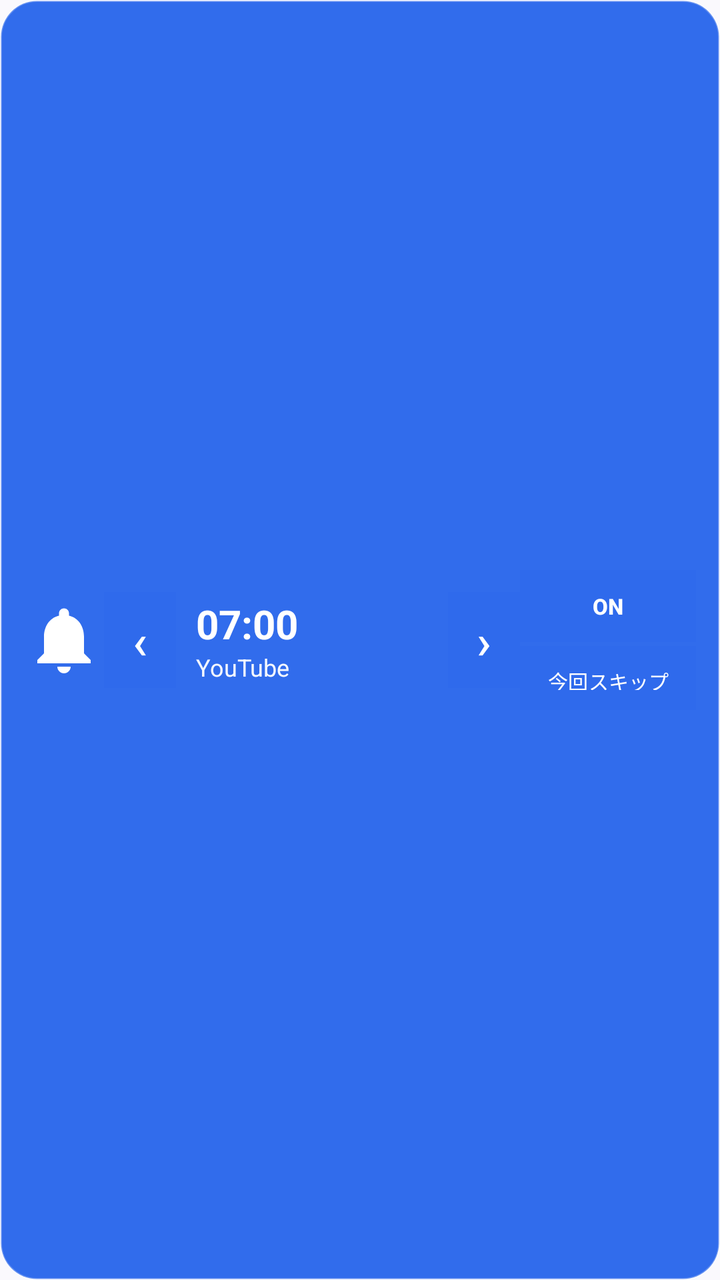
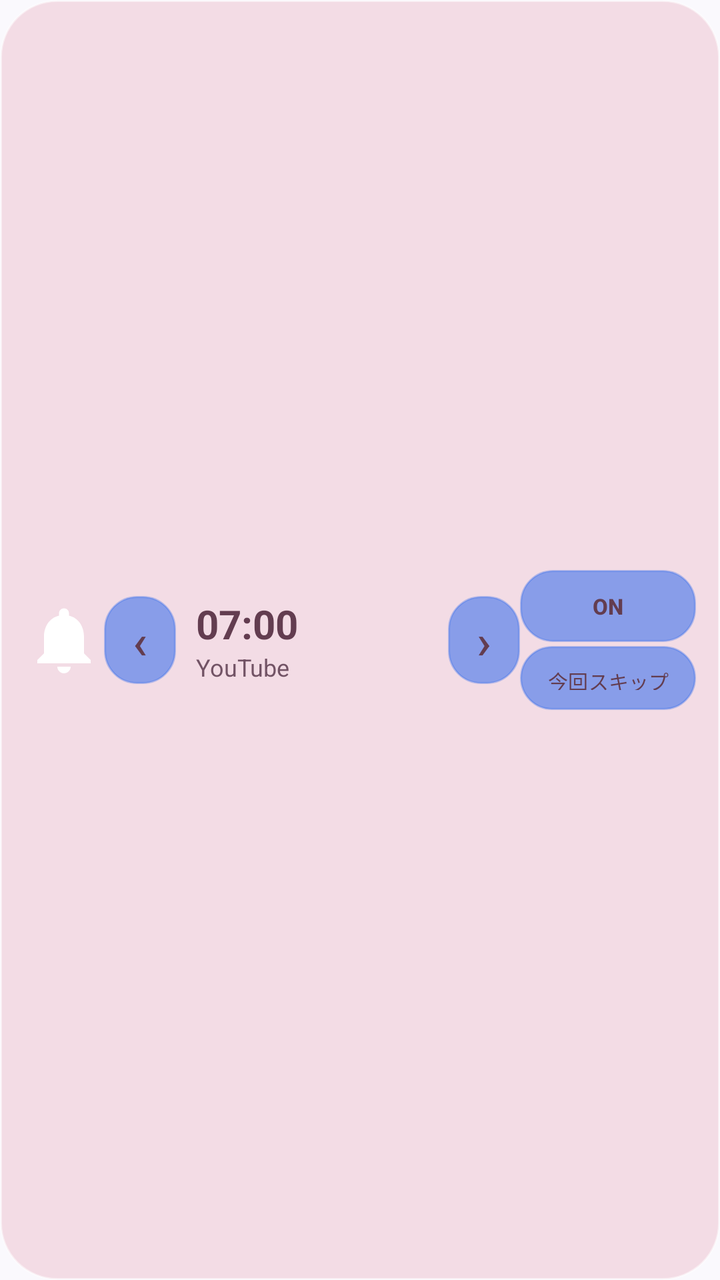

Screens rendered from an Android XML layout before and after an edit, with the pre-edit source and the edit as a unified diff.
<!-- AndroidManifest.xml: application theme Theme.AppAlarm -->
<!-- res/layout/widget_alarm.xml -->
<?xml version="1.0" encoding="utf-8"?>
<LinearLayout xmlns:android="http://schemas.android.com/apk/res/android"
    android:id="@+id/widget_container"
    android:layout_width="match_parent"
    android:layout_height="match_parent"
    android:orientation="horizontal"
    android:background="@drawable/widget_background"
    android:padding="12dp"
    android:gravity="center_vertical">

    <ImageView
        android:id="@+id/widget_app_icon"
        android:layout_width="40dp"
        android:layout_height="40dp"
        android:src="@drawable/ic_tile_alarm"
        android:contentDescription="icon" />

    <Button android:id="@+id/widget_btn_prev" android:layout_width="36dp" android:layout_height="48dp" android:minWidth="0dp" android:padding="0dp" android:background="#30FFFFFF" android:text="‹" android:textColor="#FFFFFF" android:textSize="24sp" />

    <LinearLayout
        android:layout_width="0dp"
        android:layout_height="wrap_content"
        android:layout_weight="1"
        android:layout_marginStart="10dp"
        android:orientation="vertical">

        <TextView
            android:id="@+id/widget_time"
            android:layout_width="wrap_content"
            android:layout_height="wrap_content"
            android:textColor="#FFFFFFFF"
            android:textSize="20sp"
            android:textStyle="bold"
            android:text="07:00" />

        <TextView
            android:id="@+id/widget_label"
            android:layout_width="wrap_content"
            android:layout_height="wrap_content"
            android:textColor="#F3FFFFFF"
            android:textSize="12sp"
            android:singleLine="true"
            android:text="YouTube" />
    </LinearLayout>

    <Button android:id="@+id/widget_btn_next" android:layout_width="36dp" android:layout_height="48dp" android:minWidth="0dp" android:padding="0dp" android:background="#30FFFFFF" android:text="›" android:textColor="#FFFFFF" android:textSize="24sp" />

    
    <LinearLayout
        android:layout_width="wrap_content"
        android:layout_height="wrap_content"
        android:orientation="vertical">
        <Button
            android:id="@+id/widget_btn_toggle"
            android:layout_width="wrap_content"
            android:layout_height="36dp"
            android:background="#30FFFFFF"
            android:textColor="#FFFFFF"
            android:textSize="11sp"
            android:textStyle="bold"
            android:paddingStart="8dp"
            android:paddingEnd="8dp"
            android:text="ON" />
        <Button
            android:id="@+id/widget_btn_skip"
            android:layout_width="wrap_content"
            android:layout_height="32dp"
            android:layout_marginTop="2dp"
            android:background="#30FFFFFF"
            android:textColor="#FFFFFF"
            android:textSize="10sp"
            android:paddingStart="6dp"
            android:paddingEnd="6dp"
            android:text="今回スキップ" />
    </LinearLayout>

</LinearLayout>
<!-- resources referenced by this layout -->
<resources>
  <!-- drawable ic_tile_alarm (drawable) -->
  <vector xmlns:android="http://schemas.android.com/apk/res/android"
      android:width="24dp"
      android:height="24dp"
      android:viewportWidth="24"
      android:viewportHeight="24">
      <path
          android:fillColor="#FFFFFFFF"
          android:pathData="M12,22c1.1,0 2,-0.9 2,-2h-4c0,1.1 0.9,2 2,2zM18,16v-5c0,-3.07 -1.63,-5.64 -4.5,-6.32V4c0,-0.83 -0.67,-1.5 -1.5,-1.5s-1.5,0.67 -1.5,1.5v0.68C7.64,5.36 6,7.92 6,11v5l-2,2v1h16v-1l-2,-2z"/>
  </vector>
  <!-- drawable widget_background (drawable) -->
  <?xml version="1.0" encoding="utf-8"?>
  <shape xmlns:android="http://schemas.android.com/apk/res/android"
      android:shape="rectangle">
      <corners android:radius="18dp" />
      <solid android:color="#F02563EB" />
      <stroke android:width="1dp" android:color="#40FFFFFF" />
  </shape>
  <style name="Theme.AppAlarm" parent="Theme.Material3.DayNight.NoActionBar">
          <item name="colorPrimary">#2563EB</item>
          <item name="colorOnPrimary">#FFFFFF</item>
          <item name="colorPrimaryContainer">#DBE6FF</item>
          <item name="colorOnPrimaryContainer">#001A41</item>
          <item name="colorSecondary">#575E71</item>
          <item name="colorOnSecondary">#FFFFFF</item>
          <item name="colorSecondaryContainer">#DBE2F9</item>
          <item name="colorOnSecondaryContainer">#141B2C</item>
          <item name="android:colorBackground">#FAF9FD</item>
          <item name="colorSurface">#FAF9FD</item>
          <item name="colorOnSurface">#1A1B20</item>
          <item name="colorSurfaceVariant">#E1E2EC</item>
          <item name="colorOnSurfaceVariant">#44474F</item>
          <item name="colorSurfaceContainerLowest">#FFFFFF</item>
          <item name="colorSurfaceContainerLow">#F4F3F7</item>
          <item name="colorSurfaceContainer">#EEEDF1</item>
          <item name="colorSurfaceContainerHigh">#E8E7EB</item>
          <item name="colorSurfaceContainerHighest">#E3E2E6</item>
          <item name="colorOutline">#74777F</item>
          <item name="colorOutlineVariant">#C4C6D0</item>
          <item name="colorError">#BA1A1A</item>
          <item name="colorOnError">#FFFFFF</item>
          <item name="android:statusBarColor">?attr/colorSurface</item>
          <item name="android:navigationBarColor">?attr/colorSurface</item>
          <item name="android:windowLightStatusBar">true</item>
          <item name="android:windowLightNavigationBar">true</item>
      </style>
</resources>

<!-- the commit's change to res/layout/widget_alarm.xml (unified diff, before → after) -->
@@ -15,7 +15,7 @@
         android:src="@drawable/ic_tile_alarm"
         android:contentDescription="icon" />
 
-    <Button android:id="@+id/widget_btn_prev" android:layout_width="36dp" android:layout_height="48dp" android:minWidth="0dp" android:padding="0dp" android:background="#30FFFFFF" android:text="‹" android:textColor="#FFFFFF" android:textSize="24sp" />
+    <Button android:id="@+id/widget_btn_prev" android:layout_width="36dp" android:layout_height="44dp" android:minWidth="0dp" android:padding="0dp" android:background="@drawable/widget_button_background" android:text="‹" android:textColor="#633D50" android:textSize="24sp" />
 
     <LinearLayout
         android:layout_width="0dp"
@@ -28,7 +28,7 @@
             android:id="@+id/widget_time"
             android:layout_width="wrap_content"
             android:layout_height="wrap_content"
-            android:textColor="#FFFFFFFF"
+            android:textColor="#633D50"
             android:textSize="20sp"
             android:textStyle="bold"
             android:text="07:00" />
@@ -37,13 +37,13 @@
             android:id="@+id/widget_label"
             android:layout_width="wrap_content"
             android:layout_height="wrap_content"
-            android:textColor="#F3FFFFFF"
+            android:textColor="#725365"
             android:textSize="12sp"
             android:singleLine="true"
             android:text="YouTube" />
     </LinearLayout>
 
-    <Button android:id="@+id/widget_btn_next" android:layout_width="36dp" android:layout_height="48dp" android:minWidth="0dp" android:padding="0dp" android:background="#30FFFFFF" android:text="›" android:textColor="#FFFFFF" android:textSize="24sp" />
+    <Button android:id="@+id/widget_btn_next" android:layout_width="36dp" android:layout_height="44dp" android:minWidth="0dp" android:padding="0dp" android:background="@drawable/widget_button_background" android:text="›" android:textColor="#633D50" android:textSize="24sp" />
 
     
     <LinearLayout
@@ -54,8 +54,8 @@
             android:id="@+id/widget_btn_toggle"
             android:layout_width="wrap_content"
             android:layout_height="36dp"
-            android:background="#30FFFFFF"
-            android:textColor="#FFFFFF"
+            android:background="@drawable/widget_button_background"
+            android:textColor="#633D50"
             android:textSize="11sp"
             android:textStyle="bold"
             android:paddingStart="8dp"
@@ -66,8 +66,8 @@
             android:layout_width="wrap_content"
             android:layout_height="32dp"
             android:layout_marginTop="2dp"
-            android:background="#30FFFFFF"
-            android:textColor="#FFFFFF"
+            android:background="@drawable/widget_button_background"
+            android:textColor="#633D50"
             android:textSize="10sp"
             android:paddingStart="6dp"
             android:paddingEnd="6dp"
<!-- resource entries referenced after the edit -->
@@ -14,9 +14,16 @@
   <?xml version="1.0" encoding="utf-8"?>
   <shape xmlns:android="http://schemas.android.com/apk/res/android"
       android:shape="rectangle">
-      <corners android:radius="18dp" />
-      <solid android:color="#F02563EB" />
-      <stroke android:width="1dp" android:color="#40FFFFFF" />
+      <corners android:radius="28dp" />
+      <solid android:color="#FFF3DCE5" />
+      <stroke android:width="1dp" android:color="#80FFFFFF" />
+  </shape>
+  <!-- drawable widget_button_background (drawable) -->
+  <?xml version="1.0" encoding="utf-8"?>
+  <shape xmlns:android="http://schemas.android.com/apk/res/android" android:shape="rectangle">
+      <corners android:radius="16dp" />
+      <solid android:color="#85FFFFFF" />
+      <stroke android:width="1dp" android:color="#50FFFFFF" />
   </shape>
   <style name="Theme.AppAlarm" parent="Theme.Material3.DayNight.NoActionBar">
           <item name="colorPrimary">#2563EB</item>
